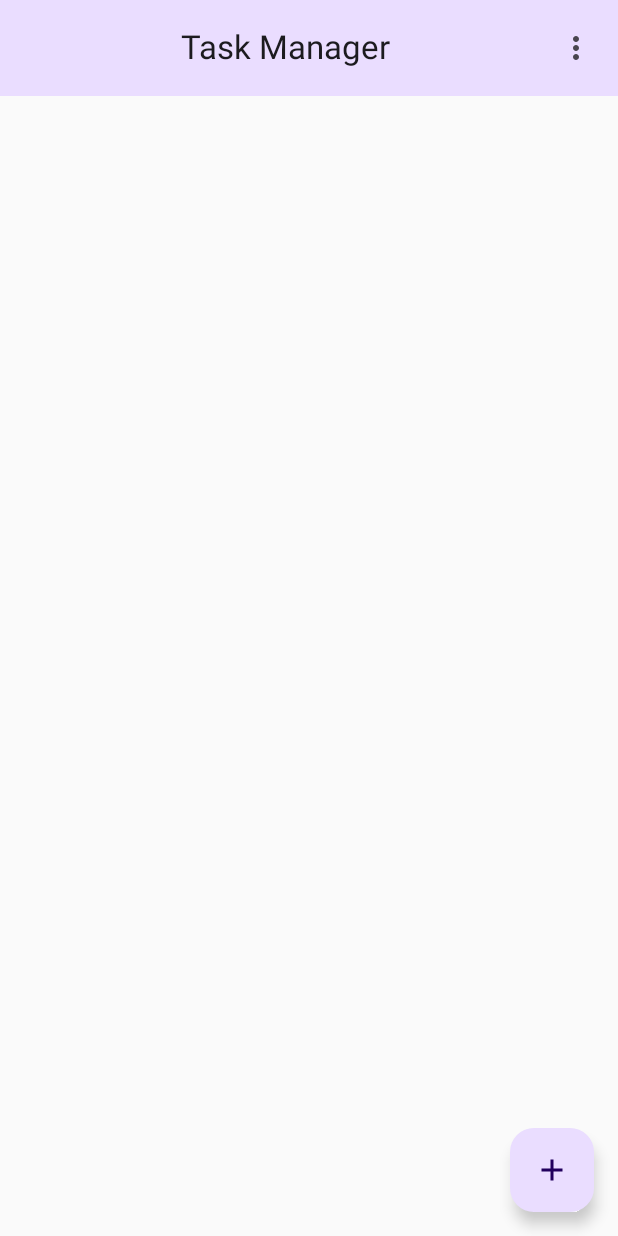
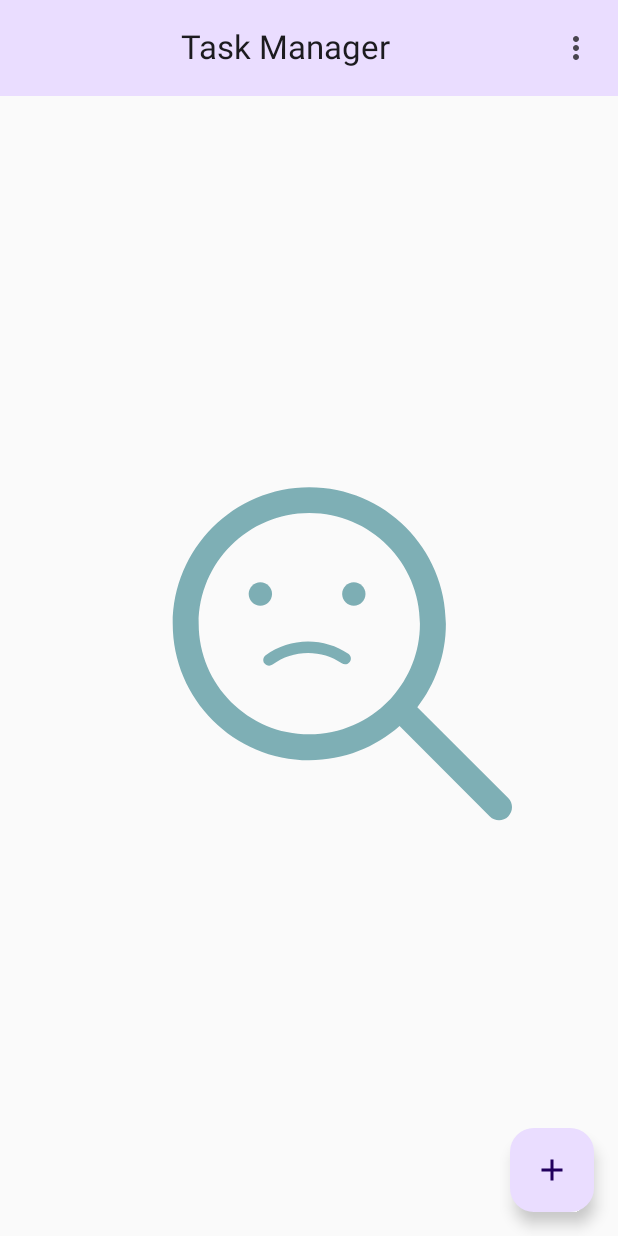
Before and after one commit to rulfox/taskmanager, an Android app built with Jetpack Compose: the screen it shows after launch (MainActivity), on a phone screen of 412 x 824 dp. Run offline under Robolectric (Android 15) with nearby library versions, the phone set to English and light mode, and no system bars; our stand-ins replace Dagger/Hilt's generated code, Room's generated code, Timber.

Commit message:
- Empty Task

```diff
--- a/app/src/main/java/com/aswin/taskmanager/feature/list/data/TaskListState.kt
+++ b/app/src/main/java/com/aswin/taskmanager/feature/list/data/TaskListState.kt
@@ -3,6 +3,7 @@ package com.aswin.taskmanager.feature.list.data
 import com.aswin.taskmanager.core.room.entity.Status
 
 data class TaskListState(
+    var showEmptyTasks: Boolean = false,
     var tasks: List<TaskUiState> = listOf(),
     var statuses: List<Status> = listOf(Status.PENDING, Status.COMPLETED)
 )
--- a/app/src/main/java/com/aswin/taskmanager/feature/list/presentation/TaskListComposable.kt
+++ b/app/src/main/java/com/aswin/taskmanager/feature/list/presentation/TaskListComposable.kt
@@ -53,6 +53,11 @@ import androidx.compose.ui.text.style.TextAlign
 import androidx.compose.ui.text.style.TextOverflow
 import androidx.compose.ui.tooling.preview.Preview
 import androidx.compose.ui.unit.dp
+import com.airbnb.lottie.compose.LottieAnimation
+import com.airbnb.lottie.compose.LottieCompositionSpec
+import com.airbnb.lottie.compose.LottieConstants
+import com.airbnb.lottie.compose.animateLottieCompositionAsState
+import com.airbnb.lottie.compose.rememberLottieComposition
 import com.aswin.taskmanager.R
 import com.aswin.taskmanager.core.room.entity.Priority
 import com.aswin.taskmanager.core.room.entity.Status
@@ -294,6 +299,20 @@ fun TaskManagerAppBar(onFilterSelected: (FilterStatus) -> Unit) {
     )
 }
 
+@Composable
+fun EmptyTasksPlaceHolder(modifier: Modifier) {
+    val composition by rememberLottieComposition(LottieCompositionSpec.RawRes(R.raw.empty_task_lens))
+    val progress by animateLottieCompositionAsState(
+        composition,
+        iterations = LottieConstants.IterateForever,
+    )
+    LottieAnimation(
+        modifier = modifier,
+        composition = composition,
+        progress = { progress },
+    )
+}
+
 @Preview(showBackground = true, name = "Light Mode")
 @Composable
 fun TTaskItemPreview() {
--- a/app/src/main/java/com/aswin/taskmanager/feature/list/presentation/TaskListScreen.kt
+++ b/app/src/main/java/com/aswin/taskmanager/feature/list/presentation/TaskListScreen.kt
@@ -13,6 +13,7 @@ import androidx.compose.material.icons.filled.Add
 import androidx.compose.material3.FloatingActionButton
 import androidx.compose.material3.Icon
 import androidx.compose.runtime.Composable
+import androidx.compose.runtime.LaunchedEffect
 import androidx.compose.runtime.collectAsState
 import androidx.compose.runtime.getValue
 import androidx.compose.runtime.mutableStateOf
@@ -23,6 +24,12 @@ import androidx.compose.ui.graphics.Color
 import androidx.compose.ui.tooling.preview.Preview
 import androidx.compose.ui.unit.dp
 import androidx.hilt.navigation.compose.hiltViewModel
+import com.airbnb.lottie.compose.LottieAnimation
+import com.airbnb.lottie.compose.LottieCompositionSpec
+import com.airbnb.lottie.compose.LottieConstants
+import com.airbnb.lottie.compose.animateLottieCompositionAsState
+import com.airbnb.lottie.compose.rememberLottieComposition
+import com.aswin.taskmanager.R
 import com.aswin.taskmanager.core.room.entity.Priority
 import com.aswin.taskmanager.core.room.entity.Status
 import com.aswin.taskmanager.core.util.ComposeUtils.isPortrait
@@ -88,6 +95,12 @@ fun TaskListingContentPortrait(state: TaskListState, taskListingCallback: TaskLi
             }
         }
 
+        if(state.showEmptyTasks){
+            EmptyTasksPlaceHolder(
+                modifier = Modifier.align(Alignment.Center)
+            )
+        }
+
         FloatingActionButton(
             onClick = taskListingCallback.onCreateTaskClicked,
             modifier = Modifier
--- a/app/src/main/java/com/aswin/taskmanager/feature/list/presentation/TaskListViewModel.kt
+++ b/app/src/main/java/com/aswin/taskmanager/feature/list/presentation/TaskListViewModel.kt
@@ -50,7 +50,7 @@ class TaskListViewModel @Inject constructor(
                 tasks.map { task ->
                     taskUiStateMapper.map(task = task)
                 }.let {
-                    _state.value = _state.value.copy(tasks = it)
+                    _state.value = _state.value.copy(tasks = it, showEmptyTasks = it.isEmpty())
                 }
             }
         }
```
Also changed, not shown: app/src/main/res/raw/empty_task.json (added, +1 -0 lines), app/src/main/res/raw/empty_task_lens.json (added, +1 -0 lines).
